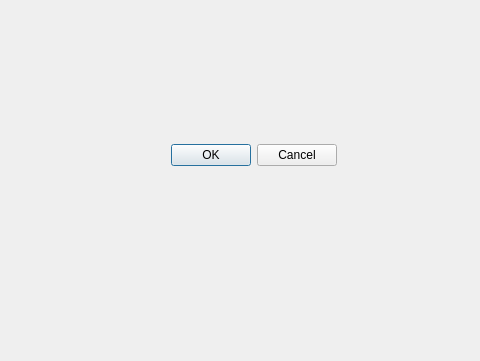
BarretRen/DeepLearningInPython, file PDF/bookmark.ui: the form before one commit; both pictures show x 116 to 596 and y 239 to 600 of the 800 by 600 pixel window.
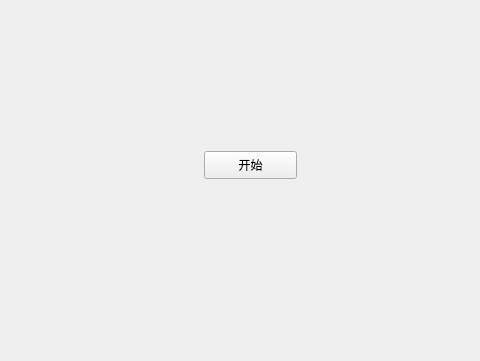
The form after the commit.

Commit message: add button click functions

Patch:
```diff
--- a/PDF/bookmark.ui
+++ b/PDF/bookmark.ui
@@ -122,17 +122,17 @@
      <string>...</string>
     </property>
    </widget>
-   <widget class="QDialogButtonBox" name="buttonBox">
+   <widget class="QPushButton" name="pushButton">
     <property name="geometry">
      <rect>
-      <x>260</x>
-      <y>380</y>
-      <width>193</width>
+      <x>320</x>
+      <y>390</y>
+      <width>93</width>
       <height>28</height>
      </rect>
     </property>
-    <property name="standardButtons">
-     <set>QDialogButtonBox::Cancel|QDialogButtonBox::Ok</set>
+    <property name="text">
+     <string>开始</string>
     </property>
    </widget>
   </widget>
```
Left out of the diff: 2 changed lines with no effect on the pictures. The commit also changes 3 other files.
